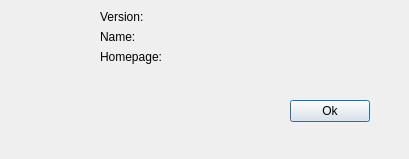
The window that ui/About.ui (ldl5007/RemoteDiffTool) describes before a commit, drawn with Qt 5.
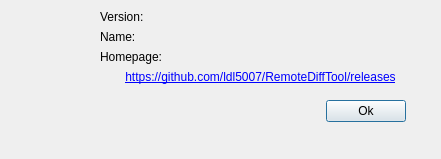
The same window after the commit.

Commit message: update about dialog

What changed in the file:
```diff
--- a/ui/About.ui
+++ b/ui/About.ui
@@ -6,7 +6,7 @@
    <rect>
     <x>0</x>
     <y>0</y>
-    <width>409</width>
+    <width>441</width>
     <height>159</height>
    </rect>
   </property>
@@ -29,11 +29,14 @@
     <rect>
      <x>100</x>
      <y>10</y>
-     <width>291</width>
-     <height>81</height>
+     <width>321</width>
+     <height>84</height>
     </rect>
    </property>
    <layout class="QFormLayout" name="formLayout_Info">
+    <property name="rowWrapPolicy">
+     <enum>QFormLayout::WrapAllRows</enum>
+    </property>
     <item row="0" column="0">
      <widget class="QLabel" name="label_Version">
       <property name="text">
@@ -49,25 +52,50 @@
      </widget>
     </item>
     <item row="2" column="0">
-     <widget class="QLabel" name="label_Homepage">
+     <widget class="QLabel" name="label">
       <property name="text">
        <string>Homepage:</string>
       </property>
      </widget>
     </item>
+    <item row="2" column="1">
+     <widget class="QLabel" name="label_Homepage">
+      <property name="maximumSize">
+       <size>
+        <width>16777215</width>
+        <height>34</height>
+       </size>
+      </property>
+      <property name="styleSheet">
+       <string notr="true"/>
+      </property>
+      <property name="text">
+       <string>&lt;html&gt;&lt;head/&gt;&lt;body&gt;&lt;p&gt;&lt;a href=&quot;https://github.com/ldl5007/RemoteDiffTool/releases&quot;&gt;&lt;span style=&quot; text-decoration: underline; color:#0000ff;&quot;&gt;https://github.com/ldl5007/RemoteDiffTool/releases&lt;/span&gt;&lt;/a&gt;&lt;/p&gt;&lt;/body&gt;&lt;/html&gt;</string>
+      </property>
+      <property name="scaledContents">
+       <bool>true</bool>
+      </property>
+      <property name="alignment">
+       <set>Qt::AlignCenter</set>
+      </property>
+      <property name="wordWrap">
+       <bool>true</bool>
+      </property>
+     </widget>
+    </item>
    </layout>
   </widget>
   <widget class="QWidget" name="formLayoutWidget_3">
    <property name="geometry">
     <rect>
-     <x>290</x>
+     <x>320</x>
      <y>100</y>
      <width>101</width>
      <height>41</height>
     </rect>
    </property>
    <layout class="QFormLayout" name="formLayout_Button">
-    <item row="0" column="0">
+    <item row="0" column="1">
      <widget class="QPushButton" name="pushButton_Ok">
       <property name="sizePolicy">
        <sizepolicy hsizetype="Fixed" vsizetype="Fixed">
```
The commit also changes 2 other files.
